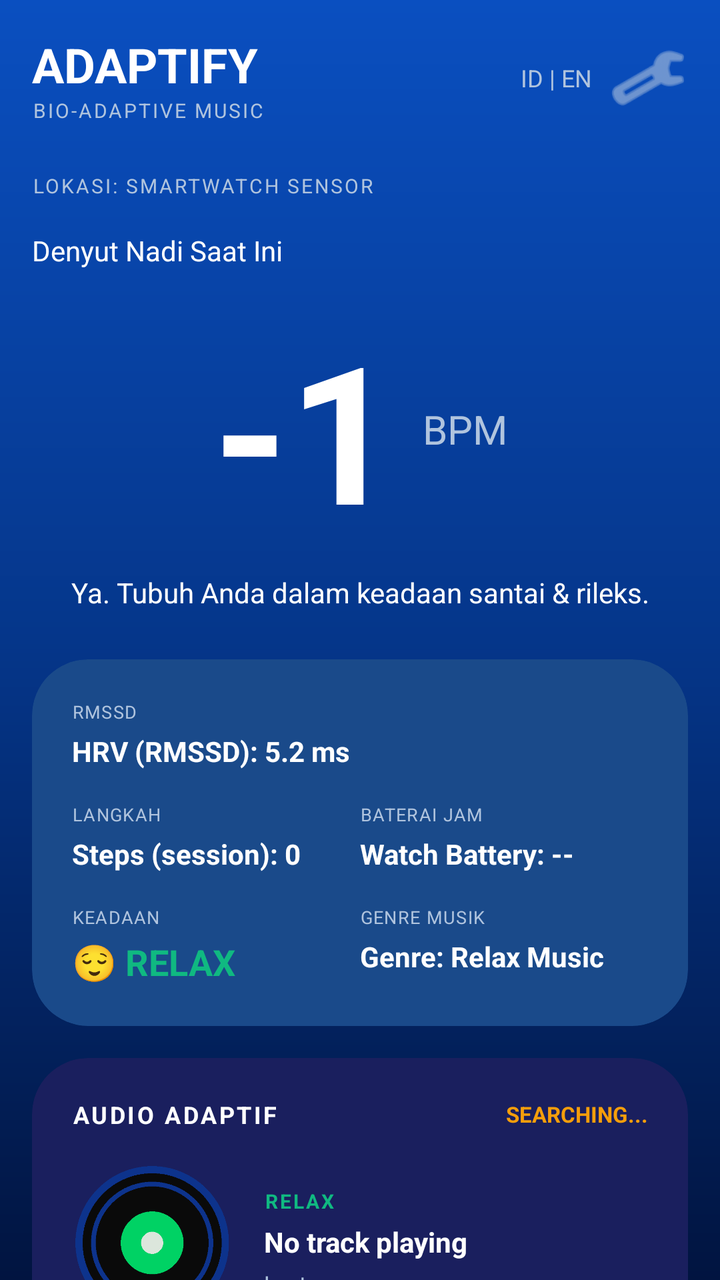
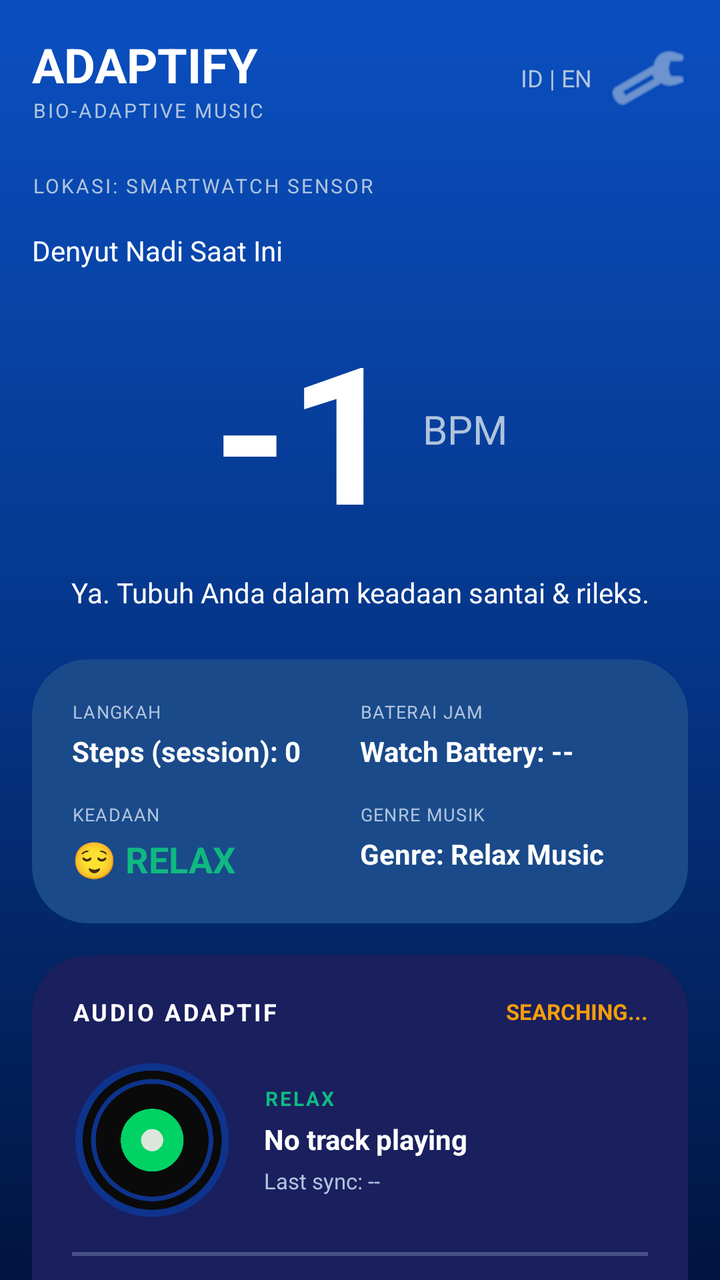

Compare the two renders of this Android layout. The source of the first and the diff that turns it into the second are given below.
<!-- AndroidManifest.xml: activity theme Theme.AdaptifyWearOs.Splash -->
<!-- res/layout/activity_main.xml -->
<?xml version="1.0" encoding="utf-8"?>
<ScrollView xmlns:android="http://schemas.android.com/apk/res/android"
    xmlns:app="http://schemas.android.com/apk/res-auto"
    android:layout_width="match_parent"
    android:layout_height="match_parent"
    android:background="@drawable/bg_dashboard_gradient"
    android:fillViewport="true">

    <LinearLayout
        android:layout_width="match_parent"
        android:layout_height="wrap_content"
        android:orientation="vertical"
        android:paddingBottom="24dp">

        
        <LinearLayout
            android:layout_width="match_parent"
            android:layout_height="wrap_content"
            android:orientation="horizontal"
            android:gravity="center_vertical"
            android:padding="16dp">

            
            <LinearLayout
                android:layout_width="0dp"
                android:layout_height="wrap_content"
                android:layout_weight="1"
                android:orientation="vertical">

                <TextView
                    android:layout_width="wrap_content"
                    android:layout_height="wrap_content"
                    android:text="ADAPTIFY"
                    android:textSize="24sp"
                    android:textStyle="bold"
                    android:textColor="@color/text_primary" />

                <TextView
                    android:layout_width="wrap_content"
                    android:layout_height="wrap_content"
                    android:text="BIO-ADAPTIVE MUSIC"
                    android:textSize="10sp"
                    android:textColor="@color/text_secondary"
                    android:letterSpacing="0.1" />
            </LinearLayout>

            
            <TextView
                android:layout_width="wrap_content"
                android:layout_height="wrap_content"
                android:text="ID | EN"
                android:textSize="12sp"
                android:textColor="@color/text_secondary"
                android:layout_marginEnd="8dp" />

            
            <ImageButton
                android:id="@+id/btnSettings"
                android:layout_width="40dp"
                android:layout_height="40dp"
                android:src="@android:drawable/ic_menu_manage"
                android:background="?attr/selectableItemBackgroundBorderless"
                android:contentDescription="Settings"
                android:tint="@color/text_secondary" />
        </LinearLayout>

        
        <TextView
            android:layout_width="wrap_content"
            android:layout_height="wrap_content"
            android:layout_marginStart="16dp"
            android:layout_marginTop="8dp"
            android:text="LOKASI: SMARTWATCH SENSOR"
            android:textSize="10sp"
            android:textColor="@color/text_secondary"
            android:letterSpacing="0.1" />

        
        <TextView
            android:layout_width="wrap_content"
            android:layout_height="wrap_content"
            android:layout_marginStart="16dp"
            android:layout_marginTop="16dp"
            android:text="Denyut Nadi Saat Ini"
            android:textSize="14sp"
            android:textColor="@color/text_primary" />

        
        <LinearLayout
            android:layout_width="wrap_content"
            android:layout_height="wrap_content"
            android:layout_gravity="center_horizontal"
            android:layout_marginTop="16dp"
            android:gravity="center_vertical"
            android:orientation="horizontal">

            <TextView
                android:id="@+id/tvHeartRate"
                android:layout_width="wrap_content"
                android:layout_height="wrap_content"
                android:text="-1"
                android:textSize="96sp"
                android:textStyle="bold"
                android:textColor="@color/text_primary" />

            <TextView
                android:layout_width="wrap_content"
                android:layout_height="wrap_content"
                android:layout_marginStart="12dp"
                android:text="BPM"
                android:textSize="20sp"
                android:textColor="@color/text_secondary" />
        </LinearLayout>

        
        <TextView
            android:id="@+id/tvBodyStatus"
            android:layout_width="wrap_content"
            android:layout_height="wrap_content"
            android:layout_gravity="center_horizontal"
            android:layout_marginTop="8dp"
            android:layout_marginHorizontal="24dp"
            android:text="Ya. Tubuh Anda dalam keadaan santai &amp; rileks."
            android:textSize="14sp"
            android:textColor="@color/text_primary"
            android:gravity="center" />

        
        <androidx.cardview.widget.CardView
            android:layout_width="match_parent"
            android:layout_height="wrap_content"
            android:layout_marginHorizontal="16dp"
            android:layout_marginTop="24dp"
            app:cardCornerRadius="28dp"
            app:cardElevation="4dp"
            app:cardBackgroundColor="#1A4A8A">

            <LinearLayout
                android:layout_width="match_parent"
                android:layout_height="wrap_content"
                android:orientation="vertical"
                android:padding="20dp">

                
                <LinearLayout
                    android:layout_width="match_parent"
                    android:layout_height="wrap_content"
                    android:orientation="horizontal"
                    android:layout_marginBottom="16dp">

                    
                    <LinearLayout
                        android:layout_width="match_parent"
                        android:layout_height="wrap_content"
                        android:orientation="vertical">

                        <TextView
                            android:layout_width="wrap_content"
                            android:layout_height="wrap_content"
                            android:text="RMSSD"
                            android:textSize="9sp"
                            android:textColor="#B0C4DE"
                            android:letterSpacing="0.05"
                            android:layout_marginBottom="4dp" />

                        <TextView
                            android:id="@+id/tvRmssd"
                            android:layout_width="wrap_content"
                            android:layout_height="wrap_content"
                            android:text="HRV (RMSSD): 5.2 ms"
                            android:textSize="14sp"
                            android:textStyle="bold"
                            android:textColor="#FFFFFF" />
                    </LinearLayout>
                </LinearLayout>

                
                <LinearLayout
                    android:layout_width="match_parent"
                    android:layout_height="wrap_content"
                    android:orientation="horizontal"
                    android:layout_marginBottom="16dp">

                    
                    <LinearLayout
                        android:layout_width="0dp"
                        android:layout_height="wrap_content"
                        android:layout_weight="1"
                        android:orientation="vertical">

                        <TextView
                            android:layout_width="wrap_content"
                            android:layout_height="wrap_content"
                            android:text="LANGKAH"
                            android:textSize="9sp"
                            android:textColor="#B0C4DE"
                            android:letterSpacing="0.05"
                            android:layout_marginBottom="4dp" />

                        <TextView
                            android:id="@+id/tvSteps"
                            android:layout_width="wrap_content"
                            android:layout_height="wrap_content"
                            android:text="Steps (session): 0"
                            android:textSize="14sp"
                            android:textStyle="bold"
                            android:textColor="#FFFFFF" />
                    </LinearLayout>

                    
                    <LinearLayout
                        android:layout_width="0dp"
                        android:layout_height="wrap_content"
                        android:layout_weight="1"
                        android:orientation="vertical">

                        <TextView
                            android:layout_width="wrap_content"
                            android:layout_height="wrap_content"
                            android:text="BATERAI JAM"
                            android:textSize="9sp"
                            android:textColor="#B0C4DE"
                            android:letterSpacing="0.05"
                            android:layout_marginBottom="4dp" />

                        <TextView
                            android:id="@+id/tvBattery"
                            android:layout_width="wrap_content"
                            android:layout_height="wrap_content"
                            android:text="Watch Battery: --"
                            android:textSize="14sp"
                            android:textStyle="bold"
                            android:textColor="#FFFFFF" />
                    </LinearLayout>
                </LinearLayout>

                
                <LinearLayout
                    android:layout_width="match_parent"
                    android:layout_height="wrap_content"
                    android:orientation="horizontal">

                    
                    <LinearLayout
                        android:layout_width="0dp"
                        android:layout_height="wrap_content"
                        android:layout_weight="1"
                        android:orientation="vertical">

                        <TextView
                            android:layout_width="wrap_content"
                            android:layout_height="wrap_content"
                            android:text="KEADAAN"
                            android:textSize="9sp"
                            android:textColor="#B0C4DE"
                            android:letterSpacing="0.05"
                            android:layout_marginBottom="4dp" />

                        <TextView
                            android:id="@+id/tvActivityMode"
                            android:layout_width="wrap_content"
                            android:layout_height="wrap_content"
                            android:text="😌 RELAX"
                            android:textSize="18sp"
                            android:textStyle="bold"
                            android:textColor="#10B981" />
                    </LinearLayout>

                    
                    <LinearLayout
                        android:layout_width="0dp"
                        android:layout_height="wrap_content"
                        android:layout_weight="1"
                        android:orientation="vertical">

                        <TextView
                            android:layout_width="wrap_content"
                            android:layout_height="wrap_content"
                            android:text="GENRE MUSIK"
                            android:textSize="9sp"
                            android:textColor="#B0C4DE"
                            android:letterSpacing="0.05"
                            android:layout_marginBottom="4dp" />

                        <TextView
                            android:id="@+id/tvGenre"
                            android:layout_width="wrap_content"
                            android:layout_height="wrap_content"
                            android:text="Genre: Relax Music"
                            android:textSize="14sp"
                            android:textStyle="bold"
                            android:textColor="#FFFFFF" />
                    </LinearLayout>
                </LinearLayout>

            </LinearLayout>
        </androidx.cardview.widget.CardView>

        
        <androidx.cardview.widget.CardView
            android:layout_width="match_parent"
            android:layout_height="wrap_content"
            android:layout_marginHorizontal="16dp"
            android:layout_marginTop="16dp"
            app:cardCornerRadius="28dp"
            app:cardElevation="4dp"
            app:cardBackgroundColor="#1A1F5E">

            <LinearLayout
                android:layout_width="match_parent"
                android:layout_height="wrap_content"
                android:orientation="vertical"
                android:padding="20dp">

                
                <LinearLayout
                    android:layout_width="match_parent"
                    android:layout_height="wrap_content"
                    android:orientation="horizontal"
                    android:gravity="center_vertical"
                    android:layout_marginBottom="16dp">

                    <TextView
                        android:layout_width="0dp"
                        android:layout_height="wrap_content"
                        android:layout_weight="1"
                        android:text="AUDIO ADAPTIF"
                        android:textSize="12sp"
                        android:textStyle="bold"
                        android:textColor="@color/text_primary"
                        android:letterSpacing="0.1" />

                    <TextView
                        android:id="@+id/tvConnectionStatus"
                        android:layout_width="wrap_content"
                        android:layout_height="wrap_content"
                        android:text="SEARCHING..."
                        android:textSize="11sp"
                        android:textStyle="bold"
                        android:textColor="#F59E0B" />
                </LinearLayout>

                
                <LinearLayout
                    android:layout_width="match_parent"
                    android:layout_height="wrap_content"
                    android:orientation="horizontal"
                    android:gravity="center_vertical"
                    android:layout_marginBottom="16dp">

                    
                    <FrameLayout
                        android:layout_width="80dp"
                        android:layout_height="80dp">

                        <ImageView
                            android:id="@+id/imgDisk"
                            android:layout_width="match_parent"
                            android:layout_height="match_parent"
                            android:src="@drawable/ic_vinyl_logo"
                            android:contentDescription="Vinyl disk" />

                    </FrameLayout>

                    
                    <LinearLayout
                        android:layout_width="0dp"
                        android:layout_height="wrap_content"
                        android:layout_weight="1"
                        android:layout_marginStart="16dp"
                        android:orientation="vertical">

                        <TextView
                            android:id="@+id/tvModeLabel"
                            android:layout_width="wrap_content"
                            android:layout_height="wrap_content"
                            android:text="RELAX"
                            android:textSize="10sp"
                            android:textStyle="bold"
                            android:textColor="@color/accent_emerald"
                            android:letterSpacing="0.1"
                            android:layout_marginBottom="4dp" />

                        <TextView
                            android:id="@+id/tvCurrentTrack"
                            android:layout_width="match_parent"
                            android:layout_height="wrap_content"
                            android:text="No track playing"
                            android:textSize="14sp"
                            android:textStyle="bold"
                            android:textColor="@color/text_primary"
                            android:maxLines="1"
                            android:ellipsize="end" />

                        <TextView
                            android:id="@+id/tvLastUpdated"
                            android:layout_width="wrap_content"
                            android:layout_height="wrap_content"
                            android:text="Last sync: --"
                            android:textSize="11sp"
                            android:textColor="@color/text_secondary"
                            android:layout_marginTop="4dp" />
                    </LinearLayout>
                </LinearLayout>

                
                <View
                    android:layout_width="match_parent"
                    android:layout_height="2dp"
                    android:background="@color/text_secondary"
                    android:alpha="0.3"
                    android:layout_marginBottom="16dp" />

                
                <LinearLayout
                    android:layout_width="match_parent"
                    android:layout_height="wrap_content"
                    android:orientation="horizontal"
                    android:gravity="center_vertical">

                    
                    <LinearLayout
                        android:layout_width="0dp"
                        android:layout_height="wrap_content"
                        android:layout_weight="1"
                        android:orientation="horizontal"
                        android:gravity="center_vertical">

                        <TextView
                            android:layout_width="wrap_content"
                            android:layout_height="wrap_content"
                            android:text="● "
                            android:textSize="12sp"
                            android:textColor="@color/accent_emerald" />

                        <TextView
                            android:layout_width="wrap_content"
                            android:layout_height="wrap_content"
                            android:text="ADAPTIVE: "
                            android:textSize="11sp"
                            android:textColor="@color/text_secondary" />

                        <androidx.appcompat.widget.SwitchCompat
                            android:id="@+id/switchAdaptive"
                            android:layout_width="wrap_content"
                            android:layout_height="wrap_content"
                            android:checked="true" />
                    </LinearLayout>

                    
                    
                    <com.google.android.material.button.MaterialButton
                        android:id="@+id/btnPlayPause"
                        style="@style/Widget.Material3.Button"
                        android:layout_width="wrap_content"
                        android:layout_height="40dp"
                        android:text="PAUSE"
                        android:textSize="11sp"
                        android:textStyle="bold"
                        android:textColor="#05368A"
                        app:backgroundTint="#FFFFFF"
                        app:cornerRadius="20dp"
                        android:layout_marginEnd="8dp" />

                    
                    <com.google.android.material.button.MaterialButton
                        android:id="@+id/btnSkip"
                        style="@style/Widget.Material3.Button.OutlinedButton"
                        android:layout_width="wrap_content"
                        android:layout_height="40dp"
                        android:text="SKIP"
                        android:textSize="11sp"
                        android:textStyle="bold"
                        android:textColor="#FFFFFF"
                        app:strokeColor="#FFFFFF"
                        app:strokeWidth="1dp"
                        app:backgroundTint="@android:color/transparent"
                        app:cornerRadius="20dp" />
                </LinearLayout>

            </LinearLayout>
        </androidx.cardview.widget.CardView>

        
        <LinearLayout
            android:layout_width="match_parent"
            android:layout_height="wrap_content"
            android:orientation="horizontal"
            android:layout_marginHorizontal="16dp"
            android:layout_marginTop="24dp">

            <com.google.android.material.button.MaterialButton
                android:id="@+id/btnBrowseMusic"
                style="@style/Widget.Material3.Button.OutlinedButton"
                android:layout_width="0dp"
                android:layout_height="56dp"
                android:layout_weight="1"
                android:layout_marginEnd="8dp"
                android:text="CARI MUSIK"
                android:textSize="13sp"
                android:textStyle="bold"
                android:textColor="@color/surface_white"
                app:strokeColor="@color/surface_white"
                app:cornerRadius="28dp" />

            <com.google.android.material.button.MaterialButton
                android:id="@+id/btnManageMusic"
                style="@style/Widget.Material3.Button.OutlinedButton"
                android:layout_width="0dp"
                android:layout_height="56dp"
                android:layout_weight="1"
                android:layout_marginStart="8dp"
                android:text="KELOLA MUSIK"
                android:textSize="13sp"
                android:textStyle="bold"
                android:textColor="@color/surface_white"
                app:strokeColor="@color/surface_white"
                app:cornerRadius="28dp" />
        </LinearLayout>

    </LinearLayout>
</ScrollView>
<!-- resources referenced by this layout -->
<resources>
  <color name="accent_emerald">#10B981</color>
  <color name="surface_white">#FFFFFF</color>
  <color name="text_primary">#FFFFFF</color>
  <color name="text_secondary">#B0C4DE</color>
  <!-- drawable bg_dashboard_gradient (drawable) -->
  <?xml version="1.0" encoding="utf-8"?>
  <shape xmlns:android="http://schemas.android.com/apk/res/android"
      android:shape="rectangle">
      <gradient
          android:type="linear"
          android:angle="270"
          android:startColor="@color/gradient_top"
          android:centerColor="@color/gradient_center"
          android:endColor="@color/gradient_bottom" />
  </shape>
  <!-- drawable ic_vinyl_logo: png bitmap (drawable, 8193 bytes) -->
  <style name="Theme.AdaptifyWearOs.Splash" parent="Theme.SplashScreen">
          <item name="windowSplashScreenBackground">@color/surface_bg</item>
          <item name="windowSplashScreenAnimatedIcon">@mipmap/ic_launcher</item>
          <item name="windowSplashScreenAnimationDuration">2000</item>
          <item name="postSplashScreenTheme">@style/Theme.AdaptifyWearOs</item>
      </style>
  <color name="gradient_top">#0A4FC0</color>
  <color name="gradient_center">#05368A</color>
  <color name="gradient_bottom">#011440</color>
  <color name="surface_bg">#011440</color>
  <style name="Theme.AdaptifyWearOs" parent="Base.Theme.AdaptifyWearOs" />
  <style name="Base.Theme.AdaptifyWearOs" parent="Theme.Material3.DayNight.NoActionBar">
          <item name="android:windowBackground">@color/surface_bg</item>
          <item name="android:statusBarColor">@android:color/transparent</item>
          <item name="android:navigationBarColor">@android:color/transparent</item>
          <item name="android:windowDrawsSystemBarBackgrounds">true</item>
          <item name="android:windowLightStatusBar">false</item>
      </style>
</resources>

<!-- the commit's change to res/layout/activity_main.xml (unified diff, before → after) -->
@@ -140,39 +140,6 @@
                 android:layout_height="wrap_content"
                 android:orientation="vertical"
                 android:padding="20dp">
-
-                
-                <LinearLayout
-                    android:layout_width="match_parent"
-                    android:layout_height="wrap_content"
-                    android:orientation="horizontal"
-                    android:layout_marginBottom="16dp">
-
-                    
-                    <LinearLayout
-                        android:layout_width="match_parent"
-                        android:layout_height="wrap_content"
-                        android:orientation="vertical">
-
-                        <TextView
-                            android:layout_width="wrap_content"
-                            android:layout_height="wrap_content"
-                            android:text="RMSSD"
-                            android:textSize="9sp"
-                            android:textColor="#B0C4DE"
-                            android:letterSpacing="0.05"
-                            android:layout_marginBottom="4dp" />
-
-                        <TextView
-                            android:id="@+id/tvRmssd"
-                            android:layout_width="wrap_content"
-                            android:layout_height="wrap_content"
-                            android:text="HRV (RMSSD): 5.2 ms"
-                            android:textSize="14sp"
-                            android:textStyle="bold"
-                            android:textColor="#FFFFFF" />
-                    </LinearLayout>
-                </LinearLayout>
 
                 
                 <LinearLayout
